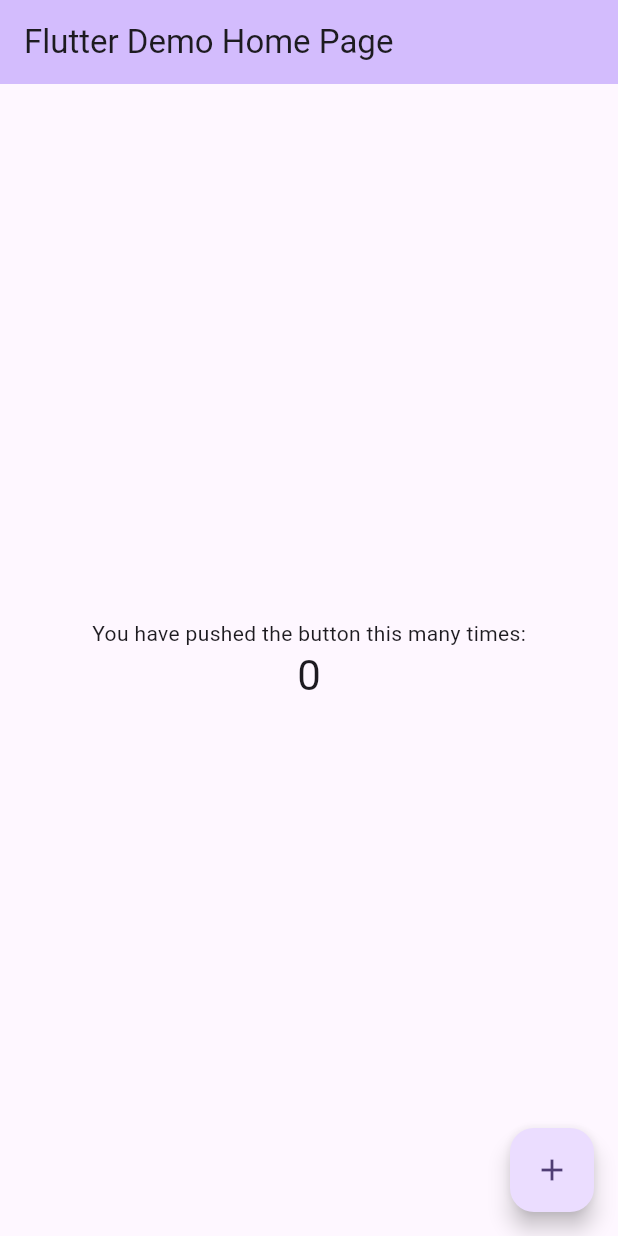
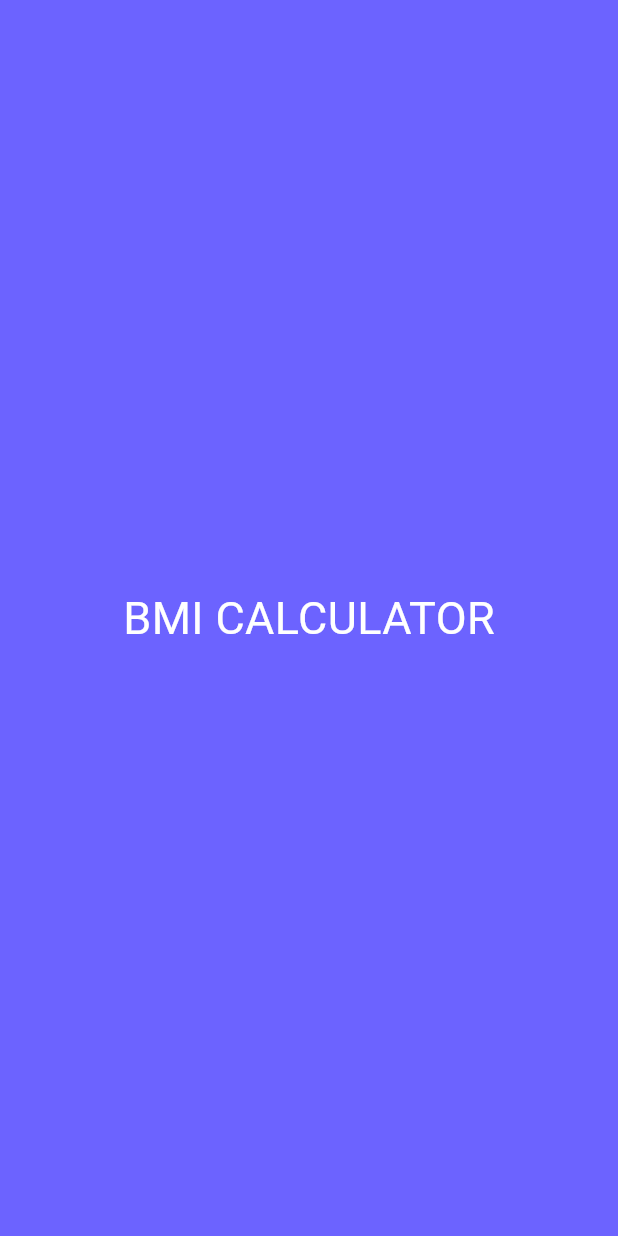
Before and after one commit to mazdon9/bmi_calculator, a Flutter app: the screen it shows after launch, on a phone screen of 412 x 824 dp. Run offline on Flutter 3.47's test engine with Material 3 defaults, Android fonts, the phone set to English and light mode, and no system bars.

Commit message:
message: feature/splash_creen

```diff
--- a/lib/main.dart
+++ b/lib/main.dart
@@ -1,122 +1,23 @@
+import 'package:bmi_calculator/screen/splash_screen.dart';
 import 'package:flutter/material.dart';
 
 void main() {
-  runApp(const MyApp());
+  runApp(const BmiCalculator());
 }
 
-class MyApp extends StatelessWidget {
-  const MyApp({super.key});
+class BmiCalculator extends StatelessWidget {
+  const BmiCalculator({super.key});
 
   // This widget is the root of your application.
   @override
   Widget build(BuildContext context) {
     return MaterialApp(
-      title: 'Flutter Demo',
+      title: 'BMI Calculator',
+      debugShowCheckedModeBanner: false,
       theme: ThemeData(
-        // This is the theme of your application.
-        //
-        // TRY THIS: Try running your application with "flutter run". You'll see
-        // the application has a purple toolbar. Then, without quitting the app,
-        // try changing the seedColor in the colorScheme below to Colors.green
-        // and then invoke "hot reload" (save your changes or press the "hot
-        // reload" button in a Flutter-supported IDE, or press "r" if you used
-        // the command line to start the app).
-        //
-        // Notice that the counter didn't reset back to zero; the application
-        // state is not lost during the reload. To reset the state, use hot
-        // restart instead.
-        //
-        // This works for code too, not just values: Most code changes can be
-        // tested with just a hot reload.
         colorScheme: ColorScheme.fromSeed(seedColor: Colors.deepPurple),
       ),
-      home: const MyHomePage(title: 'Flutter Demo Home Page'),
+      home: SplashScreen(),
     );
   }
 }
-
-class MyHomePage extends StatefulWidget {
-  const MyHomePage({super.key, required this.title});
-
-  // This widget is the home page of your application. It is stateful, meaning
-  // that it has a State object (defined below) that contains fields that affect
-  // how it looks.
-
-  // This class is the configuration for the state. It holds the values (in this
-  // case the title) provided by the parent (in this case the App widget) and
-  // used by the build method of the State. Fields in a Widget subclass are
-  // always marked "final".
-
-  final String title;
-
-  @override
-  State<MyHomePage> createState() => _MyHomePageState();
-}
-
-class _MyHomePageState extends State<MyHomePage> {
-  int _counter = 0;
-
-  void _incrementCounter() {
-    setState(() {
-      // This call to setState tells the Flutter framework that something has
-      // changed in this State, which causes it to rerun the build method below
-      // so that the display can reflect the updated values. If we changed
-      // _counter without calling setState(), then the build method would not be
-      // called again, and so nothing would appear to happen.
-      _counter++;
-    });
-  }
-
-  @override
-  Widget build(BuildContext context) {
-    // This method is rerun every time setState is called, for instance as done
-    // by the _incrementCounter method above.
-    //
-    // The Flutter framework has been optimized to make rerunning build methods
-    // fast, so that you can just rebuild anything that needs updating rather
-    // than having to individually change instances of widgets.
-    return Scaffold(
-      appBar: AppBar(
-        // TRY THIS: Try changing the color here to a specific color (to
-        // Colors.amber, perhaps?) and trigger a hot reload to see the AppBar
-        // change color while the other colors stay the same.
-        backgroundColor: Theme.of(context).colorScheme.inversePrimary,
-        // Here we take the value from the MyHomePage object that was created by
-        // the App.build method, and use it to set our appbar title.
-        title: Text(widget.title),
-      ),
-      body: Center(
-        // Center is a layout widget. It takes a single child and positions it
-        // in the middle of the parent.
-        child: Column(
-          // Column is also a layout widget. It takes a list of children and
-          // arranges them vertically. By default, it sizes itself to fit its
-          // children horizontally, and tries to be as tall as its parent.
-          //
-          // Column has various properties to control how it sizes itself and
-          // how it positions its children. Here we use mainAxisAlignment to
-          // center the children vertically; the main axis here is the vertical
-          // axis because Columns are vertical (the cross axis would be
-          // horizontal).
-          //
-          // TRY THIS: Invoke "debug painting" (choose the "Toggle Debug Paint"
-          // action in the IDE, or press "p" in the console), to see the
-          // wireframe for each widget.
-          mainAxisAlignment: MainAxisAlignment.center,
-          children: <Widget>[
-            const Text('You have pushed the button this many times:'),
-            Text(
-              '$_counter',
-              style: Theme.of(context).textTheme.headlineMedium,
-            ),
-          ],
-        ),
-      ),
-      floatingActionButton: FloatingActionButton(
-        onPressed: _incrementCounter,
-        tooltip: 'Increment',
-        child: const Icon(Icons.add),
-      ), // This trailing comma makes auto-formatting nicer for build methods.
-    );
-  }
-}
--- /dev/null
+++ b/lib/screen/splash_screen.dart
@@ -0,0 +1,18 @@
+import 'package:flutter/material.dart';
+
+class SplashScreen extends StatelessWidget {
+  const SplashScreen({super.key});
+
+  @override
+  Widget build(BuildContext context) {
+    return Scaffold(
+      backgroundColor: Color(0xff6C63FF),
+      body: Center(
+        child: Text(
+          'BMI CALCULATOR',
+          style: TextStyle(color: Colors.white, fontSize: 30),
+        ),
+      ),
+    );
+  }
+}
```
